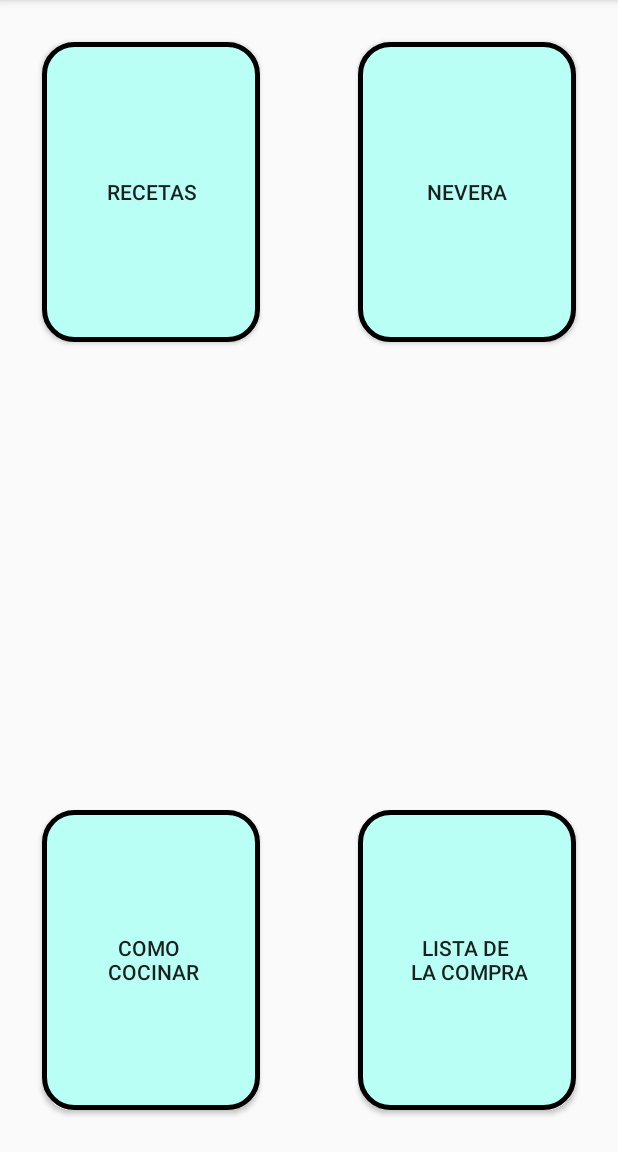
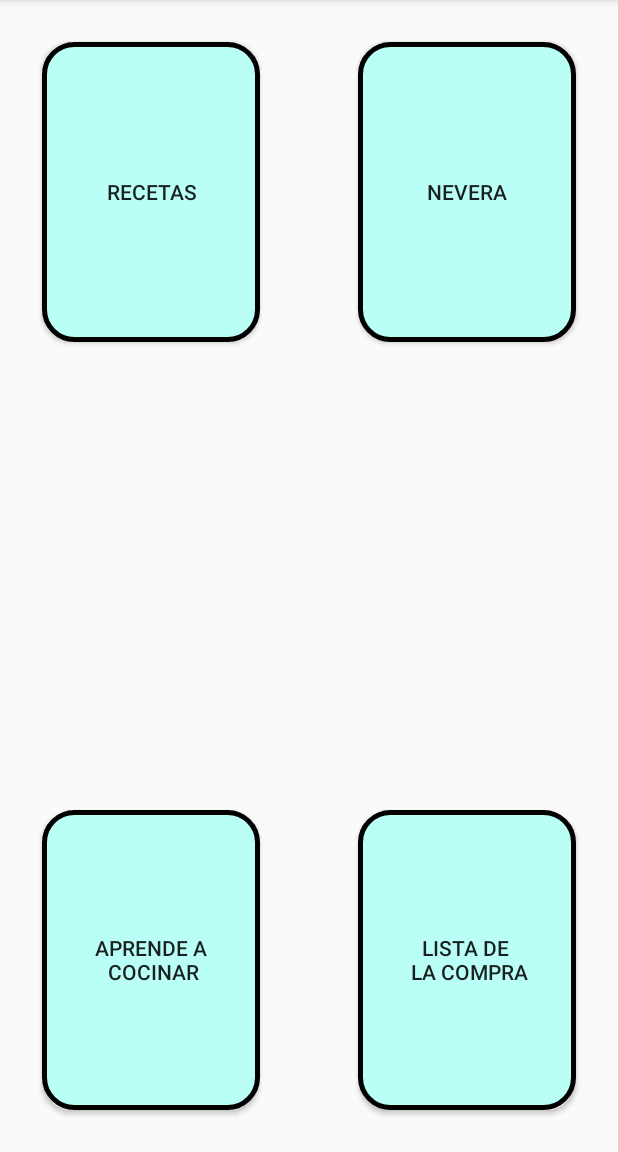
Before and after one commit to Mordorbeast/Smootheat, an Android app: the Pantalla_MenuPrincipal screen opened directly, with no data from a screen before it, on a phone screen of 412 x 824 dp, the part 84-1236 px from its top. Run offline under Robolectric (Android 15) with nearby library versions, the phone set to English and light mode, and no system bars.

Commit message:
Cambio nombre de pantalla 'como cocinar' a 'aprende a cocinar'

```diff
--- a/app/src/main/AndroidManifest.xml
+++ b/app/src/main/AndroidManifest.xml
@@ -24,11 +24,11 @@
         </activity>
         <activity android:name=".Pantalla_recetas">
         </activity>
-        <activity android:name=".activity_pantalla_nevera">
+        <activity android:name=".Pantalla_nevera">
         </activity>
         <activity android:name=".Pantalla_MenuPrincipal">
         </activity>
-        <activity android:name=".activity_pantalla_aprende_a_cocinar">
+        <activity android:name=".Pantalla_aprende_a_cocinar">
         </activity>
     </application>
 
--- a/app/src/main/java/com/example/xavi/proyectoxavigimenez/Pantalla_MenuPrincipal.kt
+++ b/app/src/main/java/com/example/xavi/proyectoxavigimenez/Pantalla_MenuPrincipal.kt
@@ -17,12 +17,12 @@ class Pantalla_MenuPrincipal : AppCompatActivity() {
         }
 
         boton_nevera.setOnClickListener{
-            val intent2 = Intent(this, Pantalla_lista_compra::class.java)
+            val intent2 = Intent(this, Pantalla_nevera::class.java)
             startActivityForResult(intent2,1)
         }
 
-        boton_como_cocinar.setOnClickListener{
-            val intent3 = Intent(this, Pantalla_lista_compra::class.java)
+        boton_aprende_a_cocinar.setOnClickListener{
+            val intent3 = Intent(this, Pantalla_aprende_a_cocinar::class.java)
             startActivityForResult(intent3,1)
         }
 
--- a/app/src/main/java/com/example/xavi/proyectoxavigimenez/activity_pantalla_nevera.kt
+++ b/app/src/main/java/com/example/xavi/proyectoxavigimenez/Pantalla_aprende_a_cocinar.kt
@@ -1,12 +1,12 @@
 package com.example.xavi.proyectoxavigimenez
 
-import android.app.Activity
+import android.support.v7.app.AppCompatActivity
 import android.os.Bundle
 
-class activity_pantalla_nevera : Activity() {
+class Pantalla_aprende_a_cocinar : AppCompatActivity() {
 
     override fun onCreate(savedInstanceState: Bundle?) {
         super.onCreate(savedInstanceState)
-        setContentView(R.layout.activity_pantalla_nevera)
+        setContentView(R.layout.activity_pantalla_aprende_a_cocinar)
     }
 }
--- a/app/src/main/res/layout/activity_pantalla__menu_principal.xml
+++ b/app/src/main/res/layout/activity_pantalla__menu_principal.xml
@@ -26,10 +26,10 @@
             android:layout_marginEnd="28dp"
             android:background="@drawable/boton_redondo"/>
     <Button
-            android:text="@string/menuPrincipal_como_cocinar"
+            android:text="@string/menuPrincipal_aprende_a_cocinar"
             android:layout_width="145dp"
             android:layout_height="200dp"
-            android:id="@+id/boton_como_cocinar" app:layout_constraintStart_toStartOf="parent"
+            android:id="@+id/boton_aprende_a_cocinar" app:layout_constraintStart_toStartOf="parent"
             android:layout_marginStart="28dp"
             android:layout_marginBottom="28dp" app:layout_constraintBottom_toBottomOf="parent"
             android:background="@drawable/boton_redondo"/>
--- a/app/src/main/res/layout/activity_pantalla_aprende_a_cocinar.xml
+++ b/app/src/main/res/layout/activity_pantalla_aprende_a_cocinar.xml
@@ -5,6 +5,6 @@
         xmlns:app="http://schemas.android.com/apk/res-auto"
         android:layout_width="match_parent"
         android:layout_height="match_parent"
-        tools:context=".activity_pantalla_aprende_a_cocinar">
+        tools:context=".Pantalla_aprende_a_cocinar">
 
 </android.support.constraint.ConstraintLayout>
--- a/app/src/main/res/layout/activity_pantalla_nevera.xml
+++ b/app/src/main/res/layout/activity_pantalla_nevera.xml
@@ -5,6 +5,6 @@
         xmlns:app="http://schemas.android.com/apk/res-auto"
         android:layout_width="match_parent"
         android:layout_height="match_parent"
-        tools:context=".activity_pantalla_nevera">
+        tools:context=".Pantalla_nevera">
 
 </android.support.constraint.ConstraintLayout>
--- a/app/src/main/res/values/strings.xml
+++ b/app/src/main/res/values/strings.xml
@@ -22,7 +22,7 @@
 
     <string name="menuPrincipal_recetas">Recetas</string>
     <string name="menuPrincipal_nevera">Nevera</string>
-    <string name="menuPrincipal_como_cocinar">Como \n cocinar</string>
+    <string name="menuPrincipal_aprende_a_cocinar">Aprende a\n cocinar</string>
     <string name="menuPrincipal_lista_de_la_compra">Lista de \n la compra</string>
 
 
```
Also changed, not shown: app/src/main/java/com/example/xavi/proyectoxavigimenez/Pantalla_nevera.kt (added, +12 -0 lines), app/src/main/java/com/example/xavi/proyectoxavigimenez/activity_pantalla_aprende_a_cocinar.kt (deleted, +0 -12 lines).
